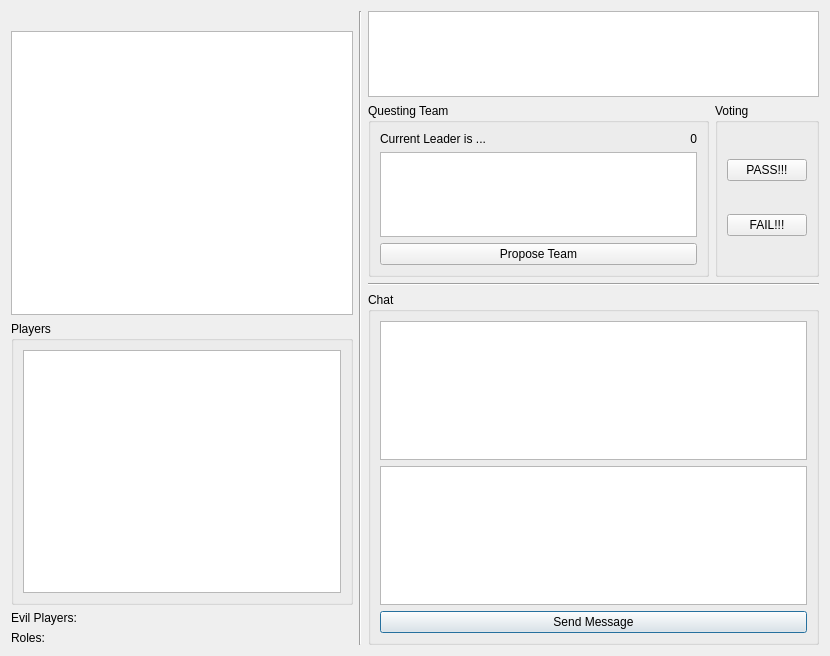
Before: the Qt Designer form src/gui/gamewindow.ui in JRandomHacker/CS429-Avalon, drawn with Qt 5.
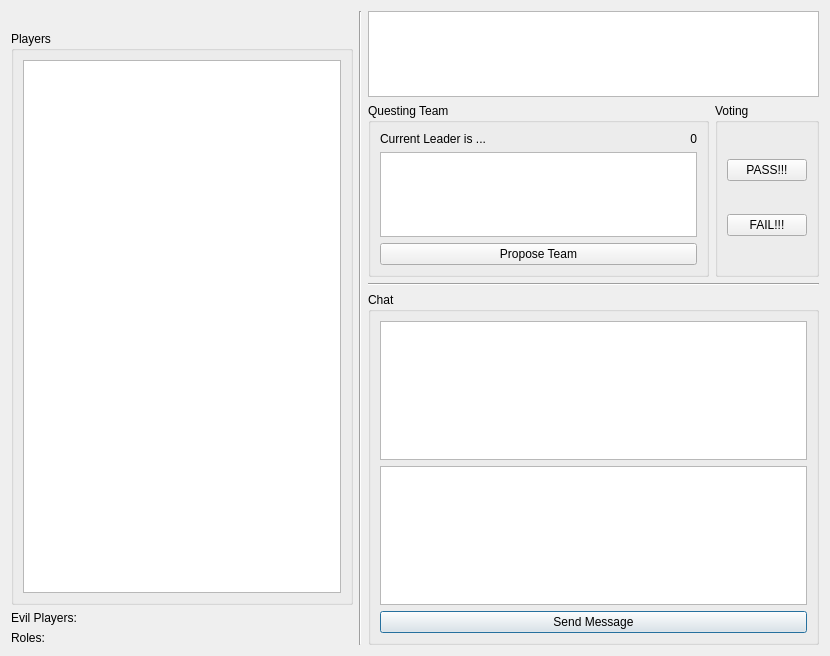
After: the same form once the commit is applied. Icons and pictures are not drawn.

Commit message: Player Avatars done

Patch:
```diff
--- a/src/gui/gamewindow.ui
+++ b/src/gui/gamewindow.ui
@@ -15,17 +15,14 @@
   </property>
   <layout class="QGridLayout" name="gridLayout_2">
    <item row="0" column="0" rowspan="4">
-    <layout class="QVBoxLayout" name="rolesLayout" stretch="0,0,0,0,0">
-     <item>
+    <layout class="QVBoxLayout" name="rolesLayout" stretch="0,0,0,0">
+     <item alignment="Qt::AlignHCenter">
       <widget class="QLabel" name="playerLabelTest">
        <property name="text">
         <string/>
        </property>
       </widget>
      </item>
-     <item>
-      <widget class="QGraphicsView" name="playerAvatar"/>
-     </item>
      <item>
       <widget class="QGroupBox" name="playersListSection">
        <property name="title">
```
Left out of the diff: 7 changed lines with no effect on the pictures. The commit also changes 14 other files.
